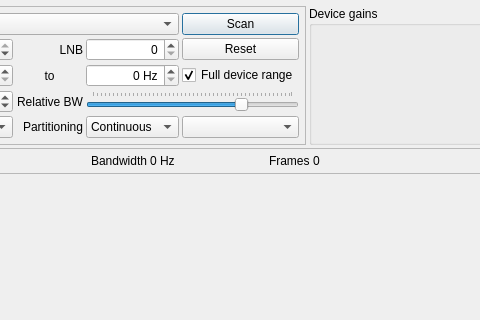
BatchDrake/SigDigger, file ui/PanoramicDialog.ui: the form before one commit; both pictures show x 171 to 651 and y 0 to 320 of the 971 by 571 pixel window.
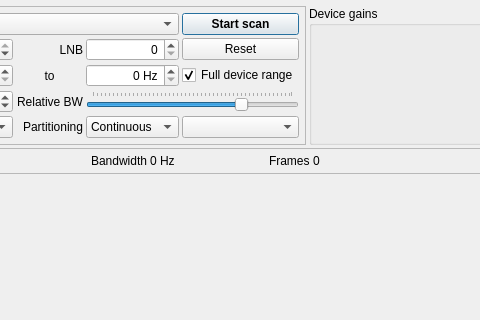
The form after the commit. Icons and pictures are not drawn. Custom widgets are drawn as their Qt base class.

Commit message: Change scan button presentation in panoramic spectrum view

Patch:
```diff
--- a/ui/PanoramicDialog.ui
+++ b/ui/PanoramicDialog.ui
@@ -155,8 +155,14 @@
       </item>
       <item row="0" column="5">
        <widget class="QPushButton" name="scanButton">
+        <property name="font">
+         <font>
+          <weight>75</weight>
+          <bold>true</bold>
+         </font>
+        </property>
         <property name="text">
-         <string>Scan</string>
+         <string>Start scan</string>
         </property>
         <property name="checkable">
          <bool>true</bool>
```
The commit also changes 1 other file.
